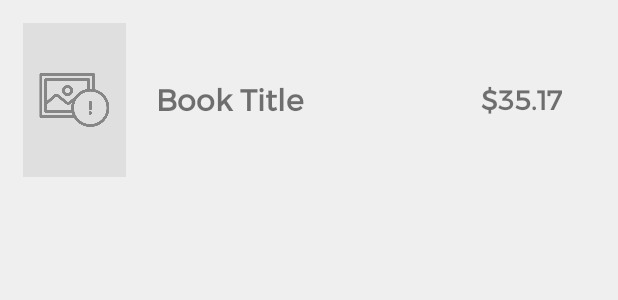
After one commit to deyanuz/Bookstore, an Android app: the layout cart_item.xml on its own in the app's theme, with its tools: preview values and no code run, on a phone screen of 412 x 824 dp. The commit adds this screen. Shown: the top 300 px of the screen. Run offline under Robolectric (Android 15) with nearby library versions, the phone set to English and light mode, and no system bars.

Commit message:
cart activity added

```diff
--- a/app/src/main/AndroidManifest.xml
+++ b/app/src/main/AndroidManifest.xml
@@ -13,6 +13,9 @@
         android:theme="@style/Theme.BookStoreApplication"
         tools:targetApi="31">
         <activity
+            android:name=".CheckoutActivity"
+            android:exported="false" />
+        <activity
             android:name=".MyAdapter"
             android:exported="false" />
         <activity
@@ -21,7 +24,6 @@
         <activity
             android:name=".BookDetailActivity"
             android:exported="false" />
-
         <activity
             android:name=".CategoryActivity"
             android:exported="false" />
--- /dev/null
+++ b/app/src/main/res/layout/cart_item.xml
@@ -0,0 +1,65 @@
+<?xml version="1.0" encoding="utf-8"?>
+<LinearLayout xmlns:android="http://schemas.android.com/apk/res/android"
+    xmlns:app="http://schemas.android.com/apk/res-auto"
+    xmlns:tools="http://schemas.android.com/tools"
+    android:layout_width="match_parent"
+    android:layout_height="wrap_content"
+    android:layout_centerVertical="false"
+    android:layout_margin="5dp"
+    android:gravity="center"
+    android:orientation="horizontal">
+
+    <ImageView
+        android:id="@+id/cover"
+        android:layout_width="25dp"
+        android:layout_height="wrap_content"
+        android:adjustViewBounds="true"
+        android:layout_margin="10dp"
+        android:layout_weight="0.5"
+        android:src="@drawable/notfound"/>
+
+    <TextView
+        android:id="@+id/title"
+        android:fontFamily="@font/montserrat"
+        android:layout_width="0dp"
+        android:layout_height="wrap_content"
+        android:layout_margin="10dp"
+        android:layout_weight="2"
+        android:text="Book Title"
+        android:textSize="20sp"
+        android:textStyle="bold" />
+
+    <LinearLayout
+        android:layout_width="wrap_content"
+        android:layout_height="wrap_content"
+        android:layout_weight="0.5"
+        android:orientation="vertical"
+        android:gravity="center">
+
+
+        <TextView
+            android:id="@+id/price"
+            android:layout_width="wrap_content"
+            android:layout_height="wrap_content"
+            android:layout_margin="10dp"
+            android:fontFamily="@font/montserrat"
+            android:text="$35.17"
+            android:textSize="18sp"
+            android:textStyle="bold" />
+
+        <ImageButton
+            android:id="@+id/remove"
+            android:layout_width="40dp"
+            android:layout_height="40dp"
+            android:paddingTop="5dp"
+            android:paddingBottom="5dp"
+            android:adjustViewBounds="true"
+            android:scaleType="fitCenter"
+            android:background="@android:color/transparent"
+            android:visibility="gone"
+            app:srcCompat="@drawable/ic_baseline_delete_24" />
+
+    </LinearLayout>
+
+
+</LinearLayout>
```
Also changed, not shown: app/src/main/java/com/example/bookstoreapplication/Auth.java (added, +48 -0 lines), app/src/main/java/com/example/bookstoreapplication/CartActivity.java (+93 -11 lines), app/src/main/java/com/example/bookstoreapplication/CartItemAdapter.java (added, +103 -0 lines), app/src/main/java/com/example/bookstoreapplication/CheckoutActivity.java (added, +24 -0 lines), app/src/main/res/layout/activity_cart.xml (+31 -3 lines), app/src/main/res/layout/activity_checkout.xml (added, +10 -0 lines).
